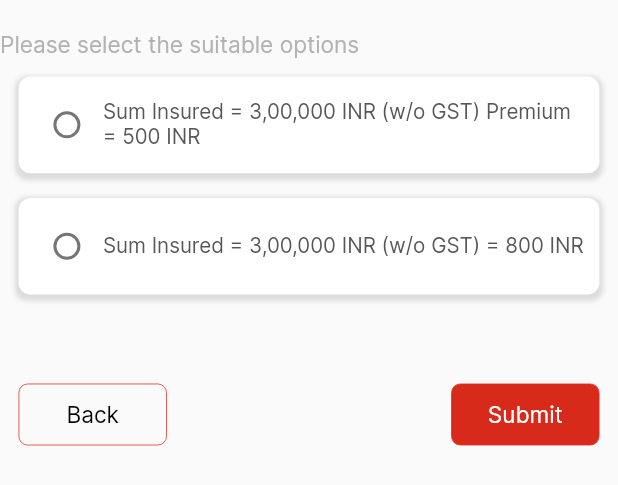
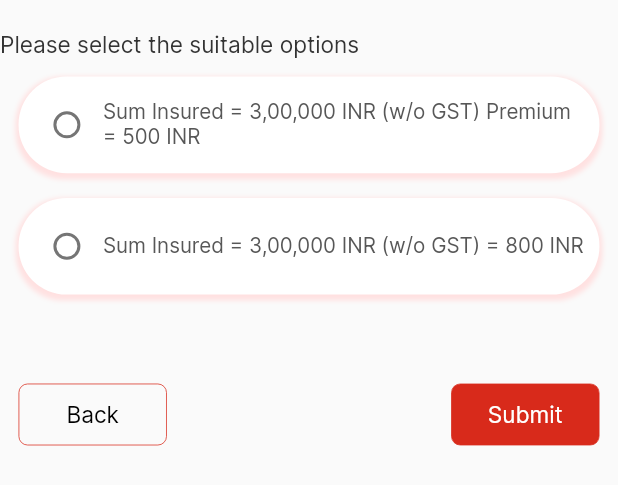
Before and after one commit to PankajPatil17/HDFC, a Flutter app: the TopPolicies widget shown alone on an empty page, opened directly, on a phone screen of 412 x 824 dp. Shown: the top 485 px of the screen. Run offline on Flutter 3.47's test engine with Material 2 defaults, Android fonts, the phone set to English and light mode, and no system bars; our stand-ins replace carousel_slider, device_info_plus, dotted_border, file_picker, firebase_messaging, flutter_local_notifications and 11 more; missing offline and left inert: store_redirect; accounts and stored records are empty; network calls fail.

Commit message:
first commit

```diff
--- a/lib/Screens/Complete_Enrollment.dart/Top_Policies.dart
+++ b/lib/Screens/Complete_Enrollment.dart/Top_Policies.dart
@@ -25,7 +25,7 @@ class _TopPoliciesState extends State<TopPolicies> {
           Text(
             'Please select the suitable options',
             style: TextStyle(
-                color: Color(0xffb2b2b2),
+                color: Color(0xff333333),
                 fontFamily: 'Inter',
                 fontWeight: FontWeight.w400,
                 fontSize: 11.sp),
@@ -33,7 +33,7 @@ class _TopPoliciesState extends State<TopPolicies> {
           Container(
             padding: EdgeInsets.all(1.5.h),
             decoration: BoxDecoration(
-              borderRadius: BorderRadius.circular(6),
+              borderRadius: BorderRadius.circular(16),
             ),
             child: Column(
               mainAxisAlignment: MainAxisAlignment.spaceBetween,
@@ -43,8 +43,8 @@ class _TopPoliciesState extends State<TopPolicies> {
                   width: 100.h,
                   margin: EdgeInsets.only(bottom: 2.h),
                   decoration: BoxDecoration(
-                      borderRadius: BorderRadius.circular(8),
-                      boxShadow: commonboxshadow,
+                      borderRadius: BorderRadius.circular(32),
+                      boxShadow: commonboxshadowBlue,
                       color: pWhite),
                   child: Row(
                     crossAxisAlignment: CrossAxisAlignment.center,
@@ -59,7 +59,7 @@ class _TopPoliciesState extends State<TopPolicies> {
                             one = "300000";
                           });
                         },
-                        activeColor: Color(0xff4BC4F9),
+                        activeColor: Colors.red.shade700,
                       ),
                       Expanded(
                         child: Text(
@@ -80,8 +80,8 @@ class _TopPoliciesState extends State<TopPolicies> {
                   padding: EdgeInsets.all(1.h),
                   margin: EdgeInsets.only(bottom: 7.2.h),
                   decoration: BoxDecoration(
-                      borderRadius: BorderRadius.circular(8),
-                      boxShadow: commonboxshadow,
+                      borderRadius: BorderRadius.circular(32),
+                      boxShadow: commonboxshadowBlue,
                       color: pWhite),
                   child: Row(
                     crossAxisAlignment: CrossAxisAlignment.center,
@@ -96,7 +96,7 @@ class _TopPoliciesState extends State<TopPolicies> {
                             one = "00000";
                           });
                         },
-                        activeColor: Color(0xff4BC4F9),
+                        activeColor: Colors.red.shade700,
                       ),
                       Expanded(
                         child: Text(
```
